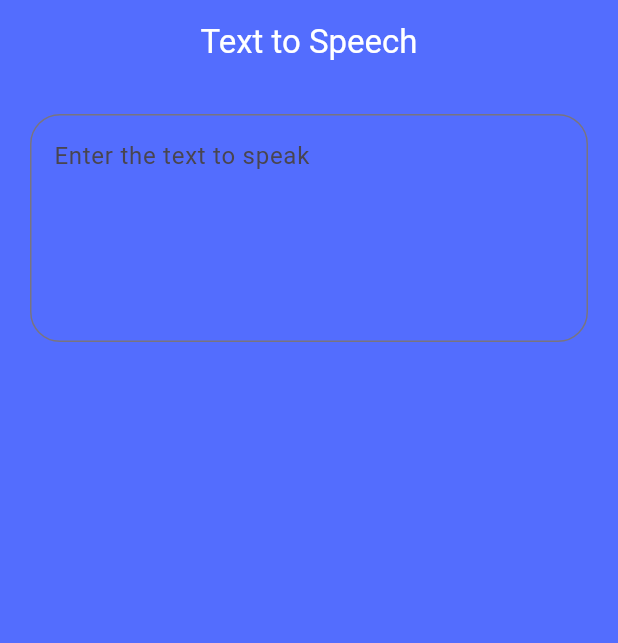
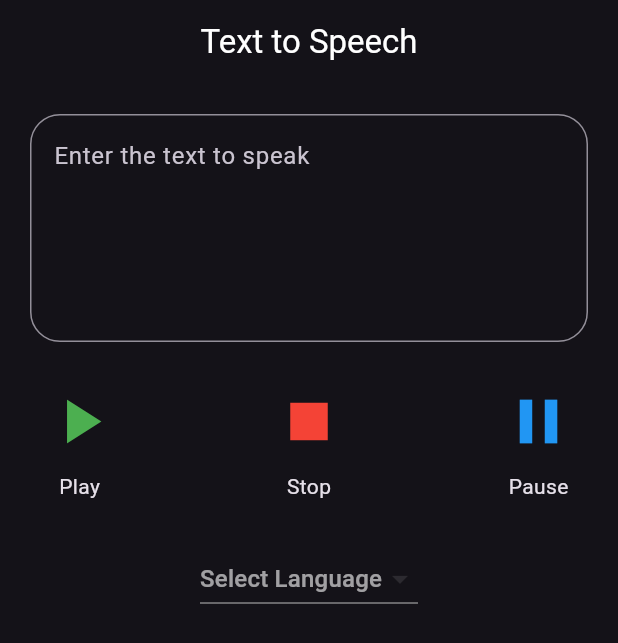
Before and after one commit to umair899/text_to_speech, a Flutter app: the screen it shows after launch, on a phone screen of 412 x 824 dp. Shown: the top 643 px of the screen. Run offline on Flutter 3.47's test engine with Material 3 defaults, Android fonts, the phone set to English and light mode, and no system bars; our stand-ins replace flutter_tts.

Commit message:
apply changes

```diff
--- a/lib/main.dart
+++ b/lib/main.dart
@@ -12,6 +12,12 @@ class MyApp extends StatelessWidget {
   Widget build(BuildContext context) {
     return MaterialApp(
       title: 'Flutter Text to Speech',
+      theme: ThemeData(
+        primarySwatch: Colors.blue,
+        brightness: Brightness.dark,
+
+      ),
+
       debugShowCheckedModeBanner: false,
 
       home: HomePage(),
--- a/lib/pages/Home.dart
+++ b/lib/pages/Home.dart
@@ -10,7 +10,7 @@ class HomePage extends StatefulWidget {
 
 class _HomePageState extends State<HomePage> {
   final FlutterTts flutterTts = FlutterTts();
-  final TextEditingController textEditingController = TextEditingController();
+  final TextEditingController _textEditingController = TextEditingController();
   Map<String, String> languageMap = {
     'English': 'en-US',
     'Hindi': 'hi-IN',
@@ -45,7 +45,7 @@ class _HomePageState extends State<HomePage> {
 
   @override
   void dispose() {
-    textEditingController.dispose();
+    _textEditingController.dispose();
     super.dispose();
   }
 
@@ -54,10 +54,13 @@ class _HomePageState extends State<HomePage> {
     await flutterTts.setVolume(volume);
     await flutterTts.setPitch(pitch);
     await flutterTts.setSpeechRate(speechRate);
-    String timetamp = DateTime.now().millisecondsSinceEpoch.toString();
+    String timetemp = DateTime.now().millisecondsSinceEpoch.toString();
 
     // generate an audio and save to storage as a file
-    // await flutterTts.synthesizeToFile(text , "tts_audio_$timetamp.mp3");
+    await flutterTts.synthesizeToFile(
+      "text",
+      'audio/$timetemp.mp3',
+    );
   }
 
   Future<void> stop() async {
@@ -72,14 +75,13 @@ class _HomePageState extends State<HomePage> {
   @override
   Widget build(BuildContext context) {
     return Scaffold(
-      backgroundColor: Colors.indigoAccent,
       appBar: AppBar(
+        elevation: 0.0,
         centerTitle: true,
         title: Text(
           'Text to Speech',
           style: TextStyle(color: Colors.white),
         ),
-        backgroundColor: Colors.indigoAccent,
       ),
       body: Padding(
         padding: const EdgeInsets.all(20.0),
@@ -87,21 +89,84 @@ class _HomePageState extends State<HomePage> {
           child: Column(
             children: [
               TextField(
-                controller: textEditingController,
+                controller: _textEditingController,
                 maxLines: 5,
                 decoration: InputDecoration(
-                  focusColor: Colors.white,
+                  focusColor: Colors.yellow,
                   hintText: "Enter the text to speak",
                   border: OutlineInputBorder(
-                      borderRadius: BorderRadius.circular(20)),
+                      borderRadius: BorderRadius.circular(20),
+                      borderSide: BorderSide(color: Colors.white)),
                 ),
               ),
+              SizedBox(
+                height: 20,
+              ),
               Row(
-                mainAxisAlignment: MainAxisAlignment.spaceEvenly,
+                mainAxisAlignment: MainAxisAlignment.spaceBetween,
                 children: [
-                  // to be continue
+                  Column(
+                    children: [
+                      IconButton(
+                        onPressed: () async {
+                          await speak();
+                        },
+                        icon: Icon(Icons.play_arrow),
+                        iconSize: 50,
+                        color: Colors.green,
+                      ),
+                      Text('Play'),
+                    ],
+                  ),
+                  Column(
+                    children: [
+                      IconButton(
+                        onPressed: () async {
+                          await stop();
+                        },
+                        icon: Icon(Icons.stop),
+                        iconSize: 50,
+                        color: Colors.red,
+                      ),
+                      Text('Stop'),
+                    ],
+                  ),
+                  Column(
+                    children: [
+                      IconButton(
+                        onPressed: () async {
+                          await pause();
+                        },
+                        icon: Icon(Icons.pause),
+                        iconSize: 50,
+                        color: Colors.blue,
+                      ),
+                      Text('Pause'),
+                    ],
+                  ),
                 ],
-              )
+              ),
+              SizedBox(
+                height: 20,
+              ),
+              Padding(
+                padding: const EdgeInsets.all(8.0),
+                child: DropdownButton<String>(
+                  hint: Text('Select Language'),
+                  value: selectedLanguage,
+                  items: languages
+                      .map((language) => DropdownMenuItem<String>(
+                            child: Text(languageMap[language]!),
+                            value: language,
+                          ))
+                      .toList(),
+                  onChanged: (value) {
+                    setState(() {
+                      selectedLanguage = value;
+                    });
+                  },
+                ),
+              ),
             ],
           ),
         ),
```
